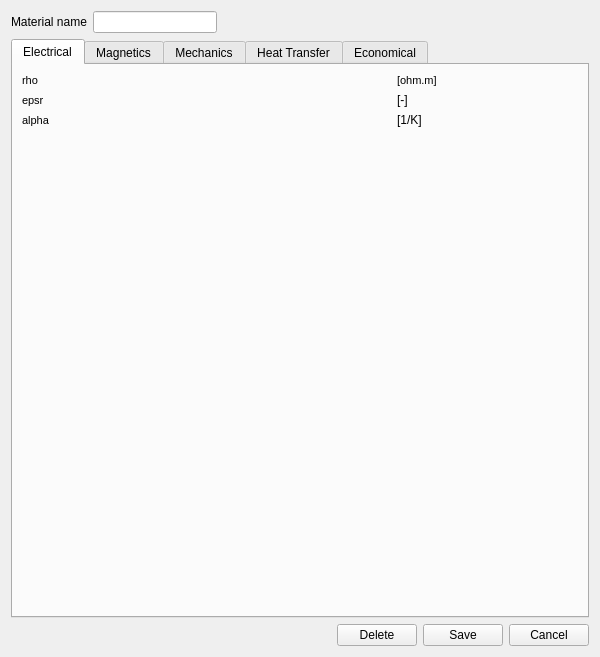
This is pyleecan/GUI/Dialog/DMatLib/DMatSetup/DMatSetup.ui in Eomys/pyleecan as Qt 5 draws it before an edit. The edited form follows.
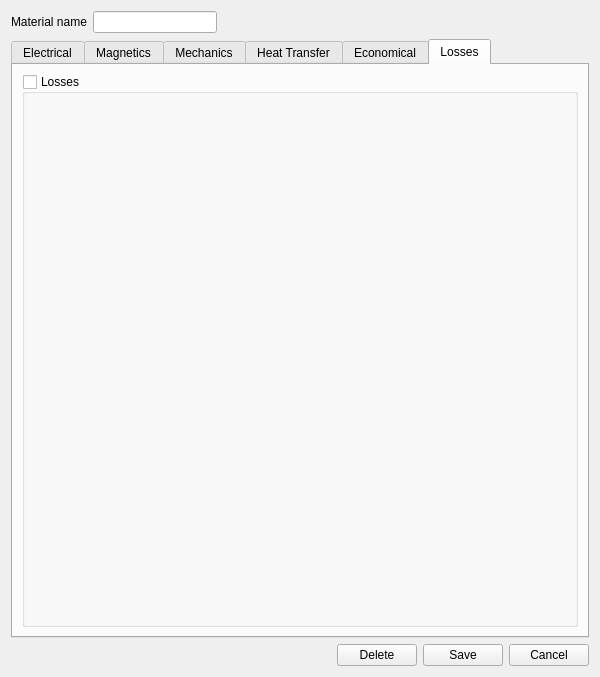
This is the edited form. The open tabs and pages were chosen to show the change. Icons and pictures are not drawn. Custom widgets are drawn as their Qt base class.

Commit message: [WP] add losses GUI

Patch:
```diff
--- a/pyleecan/GUI/Dialog/DMatLib/DMatSetup/DMatSetup.ui
+++ b/pyleecan/GUI/Dialog/DMatLib/DMatSetup/DMatSetup.ui
@@ -7,7 +7,7 @@
     <x>0</x>
     <y>0</y>
     <width>600</width>
-    <height>657</height>
+    <height>677</height>
    </rect>
   </property>
   <property name="minimumSize">
@@ -1116,6 +1116,53 @@
        </item>
       </layout>
      </widget>
+     <widget class="QWidget" name="tab_losses">
+      <property name="maximumSize">
+       <size>
+        <width>16222</width>
+        <height>16222</height>
+       </size>
+      </property>
+      <property name="autoFillBackground">
+       <bool>false</bool>
+      </property>
+      <attribute name="title">
+       <string>Losses</string>
+      </attribute>
+      <layout class="QVBoxLayout" name="verticalLayout_13">
+       <item>
+        <widget class="QGroupBox" name="g_losses_import">
+         <property name="title">
+          <string>Losses</string>
+         </property>
+         <property name="checkable">
+          <bool>true</bool>
+         </property>
+         <property name="checked">
+          <bool>false</bool>
+         </property>
+         <layout class="QVBoxLayout" name="verticalLayout_10">
+          <item>
+           <widget class="DTableData" name="tab_values_losses" native="true"/>
+          </item>
+          <item>
+           <spacer name="verticalSpacer_8">
+            <property name="orientation">
+             <enum>Qt::Vertical</enum>
+            </property>
+            <property name="sizeHint" stdset="0">
+             <size>
+              <width>20</width>
+              <height>40</height>
+             </size>
+            </property>
+           </spacer>
+          </item>
+         </layout>
+        </widget>
+       </item>
+      </layout>
+     </widget>
     </widget>
    </item>
    <item>
```
Left out of the diff: 2 changed lines with no effect on the pictures. The commit also changes 4 other files.
